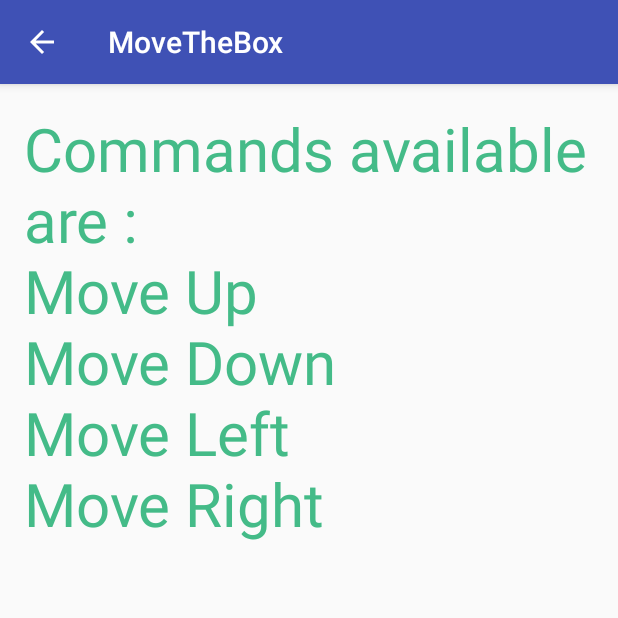
After one commit to GreenerBlue/Delta-App2, an Android app: the Instructions screen opened directly, with no data from a screen before it, on a phone screen of 412 x 824 dp, the top half of it. The commit adds this screen. Run offline under Robolectric (Android 15) with nearby library versions, the phone set to English and light mode, and no system bars.

Commit message:
Added menu for instructions.

```diff
--- a/app/src/main/AndroidManifest.xml
+++ b/app/src/main/AndroidManifest.xml
@@ -20,6 +20,9 @@
                 <category android:name="android.intent.category.LAUNCHER" />
             </intent-filter>
         </activity>
+        <activity android:name=".Instructions"
+                  android:parentActivityName=".MainActivity"/>
+
     </application>
 
 </manifest>
--- /dev/null
+++ b/app/src/main/java/com/testing/atul/movethebox/Instructions.java
@@ -0,0 +1,17 @@
+package com.testing.atul.movethebox;
+
+import android.support.v7.app.AppCompatActivity;
+import android.os.Bundle;
+
+/**
+ * Created by Atul on 6/9/2016.
+ */
+public class Instructions extends AppCompatActivity{
+
+    @Override
+    protected void onCreate(Bundle savedInstanceState) {
+        super.onCreate(savedInstanceState);
+        setContentView(R.layout.activity_instructions);
+    }
+
+}
--- /dev/null
+++ b/app/src/main/res/layout/activity_instructions.xml
@@ -0,0 +1,24 @@
+<?xml version="1.0" encoding="utf-8"?>
+<RelativeLayout xmlns:android="http://schemas.android.com/apk/res/android"
+xmlns:tools="http://schemas.android.com/tools"
+android:layout_width="match_parent"
+android:layout_height="match_parent"
+android:id="@+id/layout2"
+android:paddingBottom="@dimen/activity_vertical_margin"
+android:paddingLeft="@dimen/activity_horizontal_margin"
+android:paddingRight="@dimen/activity_horizontal_margin"
+android:paddingTop="@dimen/activity_vertical_margin"
+tools:context="com.testing.atul.movethebox.Instructions">
+
+
+    <TextView
+        android:layout_width="wrap_content"
+        android:layout_height="wrap_content"
+        android:text="@string/info"
+        android:textSize="40sp"
+        android:textColor="#44BB88"
+        android:layout_alignParentTop="true"
+        android:layout_centerHorizontal="true"/>
+
+
+</RelativeLayout>
--- a/app/src/main/res/layout/activity_main.xml
+++ b/app/src/main/res/layout/activity_main.xml
@@ -3,6 +3,7 @@
     xmlns:tools="http://schemas.android.com/tools"
     android:layout_width="match_parent"
     android:layout_height="match_parent"
+    android:id="@+id/layout"
     android:paddingBottom="@dimen/activity_vertical_margin"
     android:paddingLeft="@dimen/activity_horizontal_margin"
     android:paddingRight="@dimen/activity_horizontal_margin"
@@ -24,6 +25,6 @@
         android:layout_height="wrap_content"
         android:id="@+id/box1"
         android:layout_centerInParent="true"
-        android:src="@drawable/square" />
+        android:src="@drawable/square2" />
 
 </RelativeLayout>
--- a/app/src/main/res/values/strings.xml
+++ b/app/src/main/res/values/strings.xml
@@ -1,4 +1,7 @@
 <resources>
     <string name="app_name">MoveTheBox</string>
-    <string name="button1">GO</string>
+    <string name="button1">SPEAK</string>
+    <string name="info">
+        Commands available are :\nMove Up \nMove Down \nMove Left \nMove Right \n
+    </string>
 </resources>
```
Also changed, not shown: app/src/main/java/com/testing/atul/movethebox/MainActivity.java (+34 -0 lines), app/src/main/res/drawable/square2.xml (added, +11 -0 lines).
